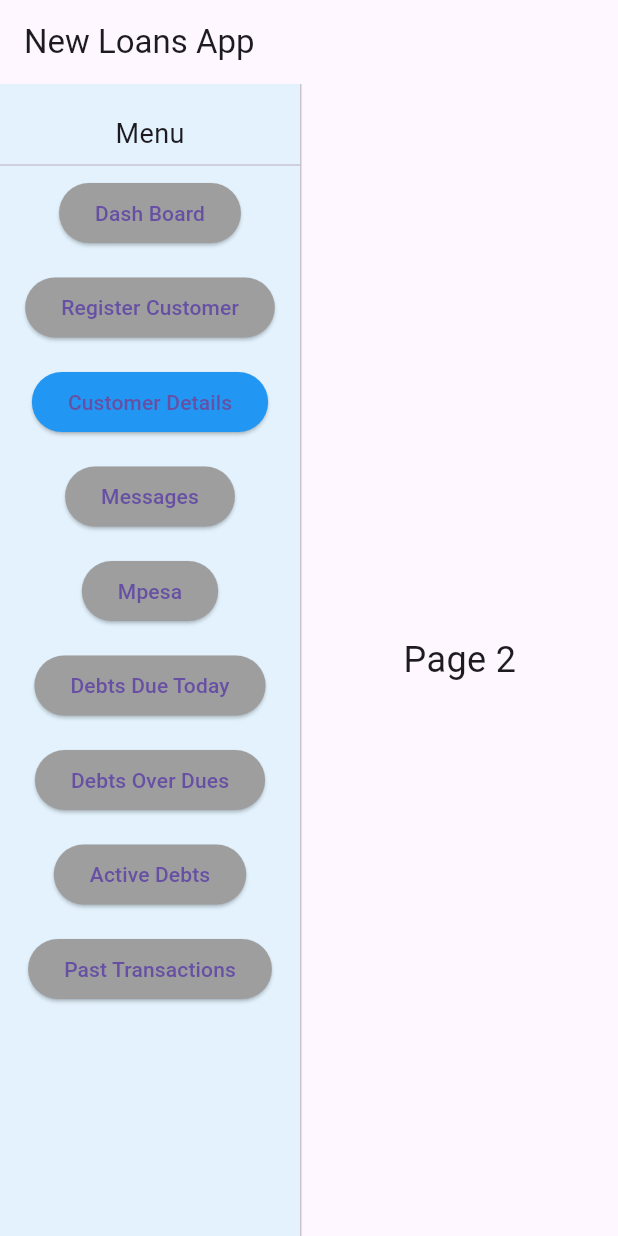
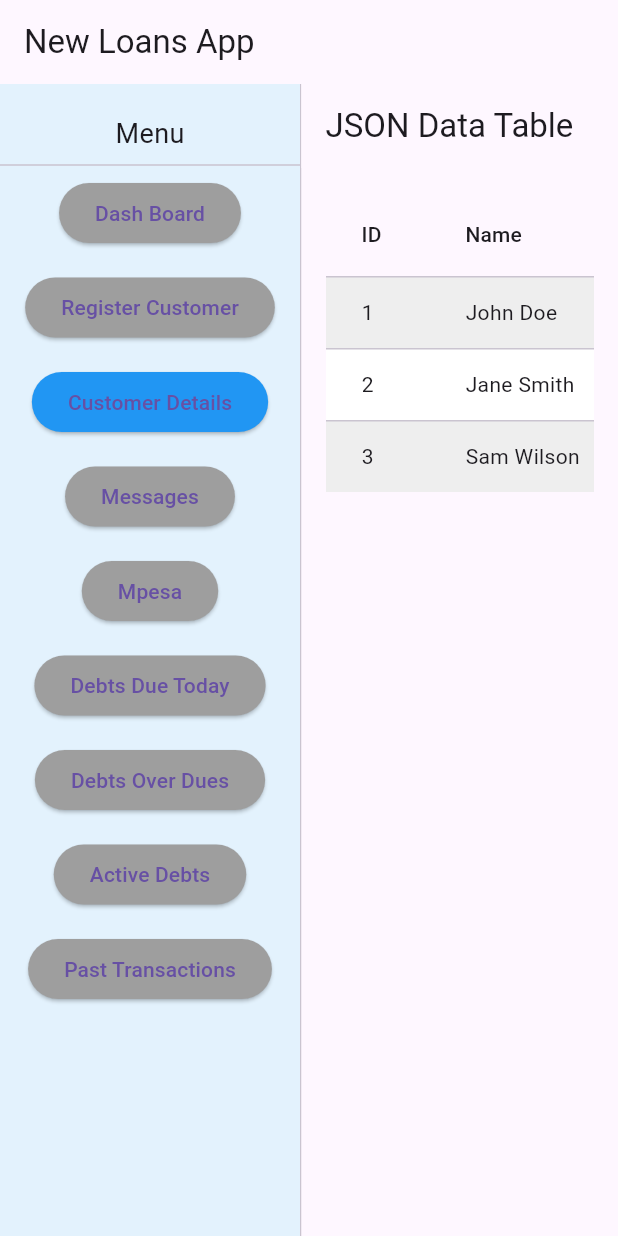
Before and after one commit to jose-oyuko/loans_v_2, a Flutter app: the screen it shows after launch, after a tap on "Register Customer", after a tap on "Customer Details", on a phone screen of 412 x 824 dp. Run offline on Flutter 3.47's test engine with Material 3 defaults, Android fonts, the phone set to English and light mode, and no system bars.

Commit message:
add customer details

```diff
--- /dev/null
+++ b/lib/customers_details.dart
@@ -0,0 +1,74 @@
+import 'package:flutter/material.dart';
+
+final List<Map<String, dynamic>> jsonData = [
+  {'ID': 1, 'Name': 'John Doe', 'Age': 28, 'Phone': '123-456-7890'},
+  {'ID': 2, 'Name': 'Jane Smith', 'Age': 34, 'Phone': '987-654-3210'},
+  {'ID': 3, 'Name': 'Sam Wilson', 'Age': 22, 'Phone': '555-123-4567'},
+];
+
+class TableData extends StatefulWidget {
+  const TableData({super.key});
+
+  @override
+  State<TableData> createState() => _TableDataState();
+}
+
+class _TableDataState extends State<TableData> {
+  int? _selectedRowIndex;
+
+  void _onRowDoubleClick(Map<String, dynamic> rowData) {
+    debugPrint('Clicked row is: $rowData');
+  }
+
+  @override
+  Widget build(BuildContext context) {
+    List<String> headers = jsonData.isNotEmpty ? jsonData[0].keys.toList() : [];
+
+    return Scaffold(
+      appBar: AppBar(title: const Text('JSON Data Table')),
+      body: Padding(
+        padding: const EdgeInsets.all(16.0),
+        child: SingleChildScrollView(
+          scrollDirection: Axis.horizontal,
+          child: DataTable(
+            showCheckboxColumn: false,
+            columns: headers
+                .map((header) => DataColumn(label: Text(header)))
+                .toList(),
+            rows: jsonData.asMap().entries.map((entry) {
+              int index = entry.key;
+              Map<String, dynamic> row = entry.value;
+
+              return DataRow(
+                color: WidgetStateProperty.resolveWith<Color?>(
+                  (states) => _selectedRowIndex == index
+                      ? Colors.blue.shade100
+                      : (index.isEven ? Colors.grey.shade200 : Colors.white),
+                ),
+                cells: row.entries
+                    .map(
+                      (cell) => DataCell(
+                        GestureDetector(
+                          onDoubleTap: () => _onRowDoubleClick(row),
+                          child: Text(cell.value.toString()),
+                        ),
+                      ),
+                    )
+                    .toList(),
+                onSelectChanged: (isSelected) {
+                  setState(() {
+                    _selectedRowIndex = isSelected! ? index : null;
+                  });
+                },
+              );
+            }).toList(),
+          ),
+        ),
+      ),
+    );
+  }
+}
+
+void main() {
+  runApp(const MaterialApp(home: TableData()));
+}
--- a/lib/main.dart
+++ b/lib/main.dart
@@ -2,6 +2,7 @@
 // import 'pages.dart';
 import 'dashboard.dart';
 import 'register.dart';
+import 'customers_details.dart';
 
 void main() {
   runApp(const MyApp());
@@ -55,6 +56,8 @@
         return const Dashboard();
       case 1:
         return const Register();
+      case 2:
+        return const TableData();
       default:
         return Center(
             child: Text('Page $index',
```
